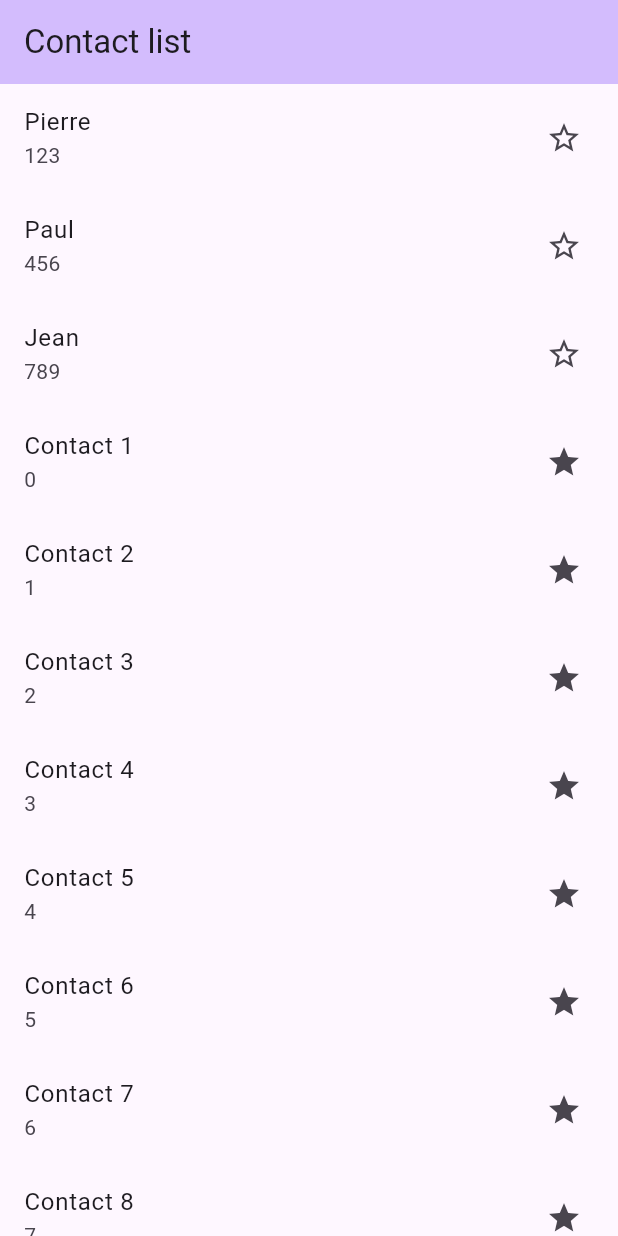
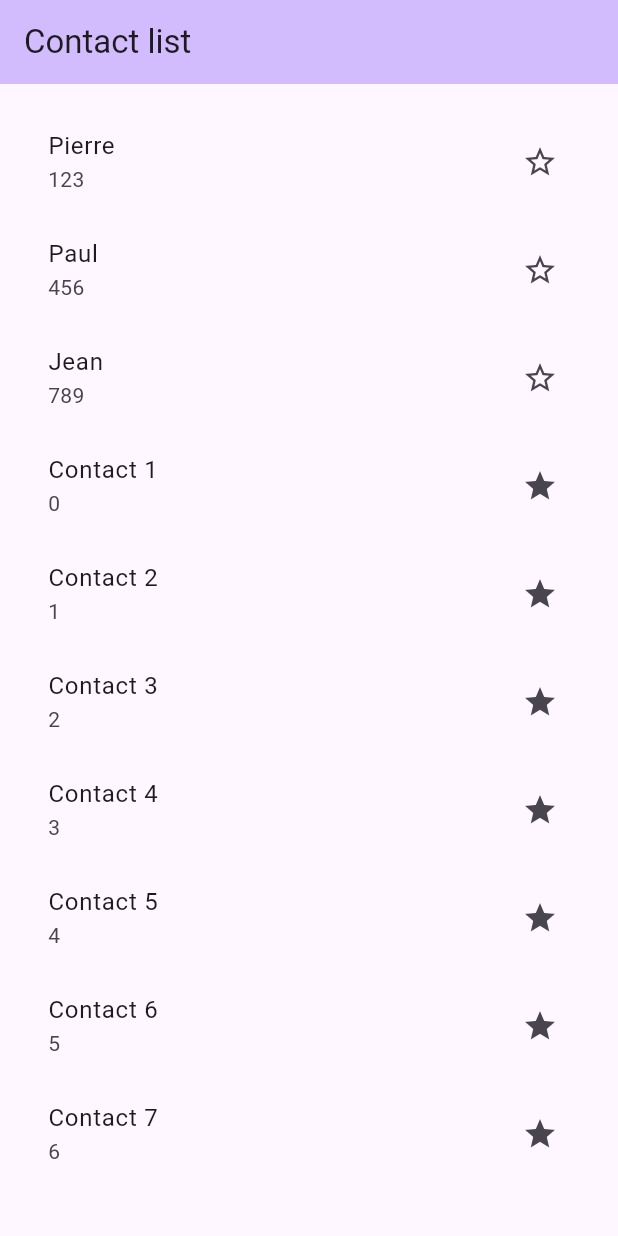
Before and after one commit to Mattofle/mobil_blocus, a Flutter app: the screen it shows after launch, on a phone screen of 412 x 824 dp. Run offline on Flutter 3.47's test engine with Material 3 defaults, Android fonts, the phone set to English and light mode, and no system bars.

Commit message:
TO2.4 liste générée

```diff
--- a/tuto2/lib/home_screen.dart
+++ b/tuto2/lib/home_screen.dart
@@ -1,3 +1,5 @@
+import 'dart:developer';
+
 import 'package:flutter/cupertino.dart';
 import 'package:flutter/material.dart';
 
@@ -9,16 +11,26 @@ class HomeScreen extends StatelessWidget {
 
   @override
   Widget build(BuildContext context) {
-    final contactRows =
-    defaultContacts.map((contact) => ContactRow(contact: contact)).toList();
-
     return Scaffold(
       appBar: AppBar(
         backgroundColor: Theme.of(context).colorScheme.inversePrimary,
         title: const Text("Contact list"),
       ),
-      body: ListView(children: contactRows),
+      body: Padding(
+        padding: const EdgeInsets.all(16.0),
+        child: Center(
+          child: SizedBox(
+            width: 512,
+            child: ListView.builder(
+              itemCount: defaultContacts.length,
+              itemBuilder: (context, index) =>
+                  ContactRow(contact: defaultContacts[index]),
+            ),
+          ),
+        ),
+      ),
     );
   }
 
+
 }
```
